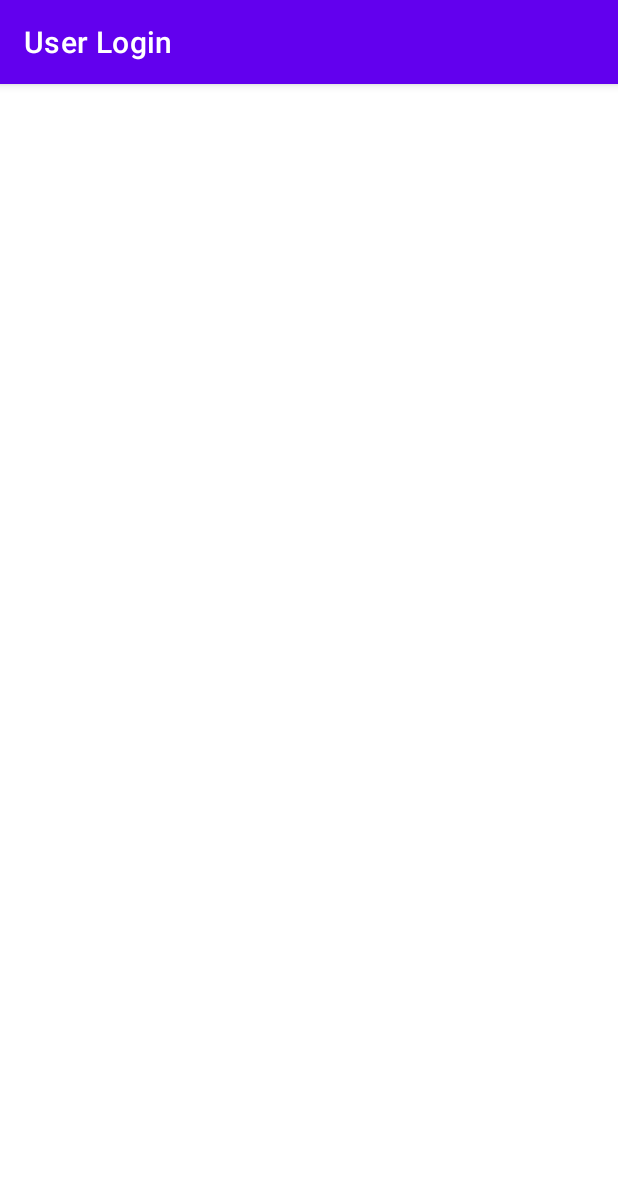
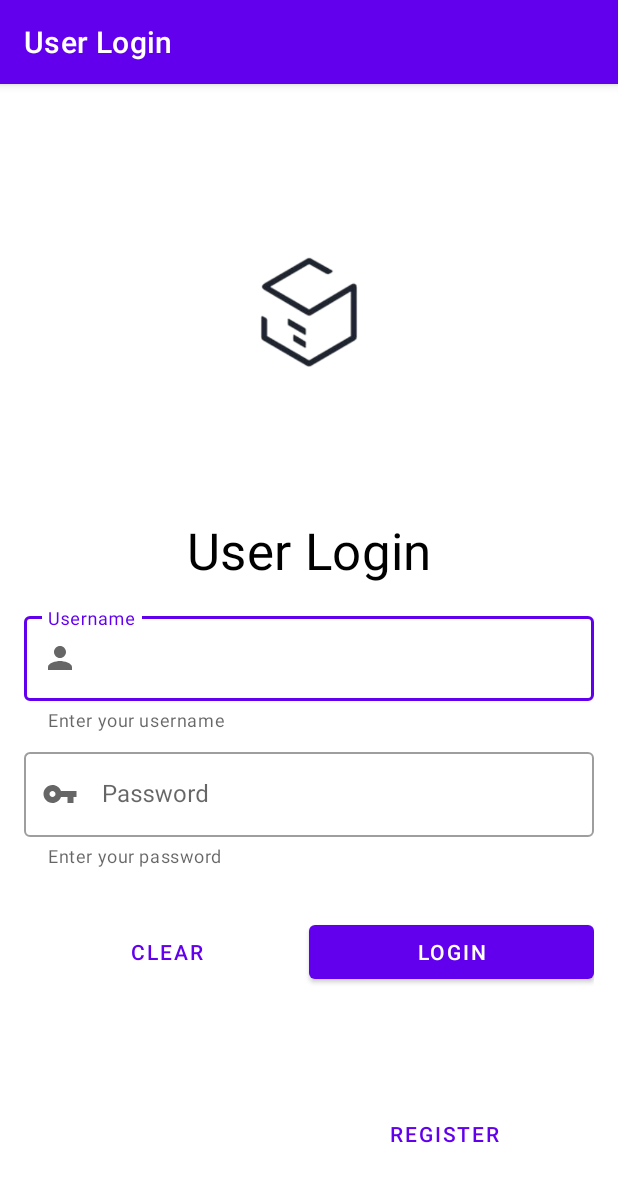
Before and after one commit to pamoenqkas/Q-Rier, an Android app: the screen it shows after launch (MainActivity), on a phone screen of 412 x 824 dp. Shown: the top 1182 px of the screen. Run offline under Robolectric (Android 15) with nearby library versions, the phone set to English and light mode, and no system bars.

Commit message:
Penambahan logic dan beberapa button aksi

```diff
--- a/app/src/main/java/com/example/q_rier/MainActivity.kt
+++ b/app/src/main/java/com/example/q_rier/MainActivity.kt
@@ -7,43 +7,55 @@ import android.view.View
 import android.widget.Button
 import androidx.constraintlayout.widget.ConstraintLayout
 import com.google.android.material.snackbar.Snackbar
+import com.google.android.material.textfield.TextInputEditText
 import com.google.android.material.textfield.TextInputLayout
 
 class MainActivity: AppCompatActivity() {
 
-    private lateinit var inputUsername: TextInputLayout
-    private lateinit var inputPassword: TextInputLayout
+    private lateinit var inputUsername: TextInputEditText
+    private lateinit var inputPassword: TextInputEditText
     private lateinit var mainLayout: ConstraintLayout
 
     override fun onCreate(savedInstanceState: Bundle?) {
         super.onCreate(savedInstanceState)
-        setContentView(R.layout.activity_home)
+        setContentView(R.layout.activity_main)
 
         // Ubah Title pada App Bar Aplikasi
         setTitle("User Login")
 
+        val btnRegister : Button = findViewById(R.id.btnRegister)
+        btnRegister.setOnClickListener(View.OnClickListener {
+            val intent = Intent(this, RegisterActivity::class.java)
+            startActivity(intent)
+        })
+
         // Menghubungkan variabel dengan view
-        inputUsername = findViewById(R.id.inputLayoutUsername)
-        inputPassword = findViewById(R.id.inputLayoutPassword)
+        inputUsername = findViewById(R.id.inputLayoutUsernameLogin)
+        inputPassword = findViewById(R.id.inputLayoutPasswordLogin)
         mainLayout = findViewById(R.id.mainLayout)
         val btnClear: Button = findViewById(R.id.btnClear)
         val btnLogin: Button = findViewById(R.id.btnLogin)
 
         // Aksi btnClear ketika di klik
         btnClear.setOnClickListener {  // Mengkosongkan Input
-            inputUsername.getEditText()?.setText("")
-            inputPassword.getEditText()?.setText("")
+            inputUsername.setText("")
+            inputPassword.setText("")
 
             // Memunculkan SnackBar
             Snackbar.make(mainLayout, "Text Cleared Succes", Snackbar.LENGTH_LONG).show()
         }
 
+        val bundle = intent.extras
+        if (bundle != null){
+            inputUsername.setText(bundle.getString("username"))
+        }
+
         // Aksi pada btnLogin
         btnLogin.setOnClickListener(View.OnClickListener {
             var checkLogin = false
-            val username: String = inputUsername.getEditText()?.getText().toString()
-            val password: String = inputPassword.getEditText()?.getText().toString()
-
+            val username: String = inputUsername.text.toString()
+            val password: String = inputPassword.text.toString()
+            val bundle = intent.extras
             // Pengecekan apakah Inputan Username kosong
             if (username.isEmpty()) {
                 inputUsername.setError("Username must be filled !")
@@ -56,11 +68,20 @@ class MainActivity: AppCompatActivity() {
                 checkLogin = false
             }
 
+            if (bundle != null){
+                if(
+                    username == bundle.getString("username") && password == bundle.getString("password")
+                )
+                    checkLogin = true
+            }
+
             // Ganti Password dengan NPM
             if (username == "user" && password == "1234") checkLogin = true
+
             if (!checkLogin) return@OnClickListener
             val moveHome = Intent(this@MainActivity, HomeActivity::class.java)
             startActivity(moveHome)
+
         })
     }
 }
--- a/app/src/main/res/layout/activity_main.xml
+++ b/app/src/main/res/layout/activity_main.xml
@@ -29,6 +29,19 @@
         app:layout_constraintStart_toStartOf="@+id/imageView"
         app:layout_constraintTop_toBottomOf="@+id/imageView" />
 
+    <com.google.android.material.button.MaterialButton
+        android:id="@+id/btnRegister"
+        style="@style/Widget.MaterialComponents.Button.TextButton"
+        android:layout_width="wrap_content"
+        android:layout_height="wrap_content"
+        android:layout_marginEnd="44dp"
+        android:layout_marginBottom="44dp"
+        android:text="Register"
+        app:layout_constraintBottom_toBottomOf="parent"
+        app:layout_constraintEnd_toEndOf="parent"
+        app:layout_constraintHorizontal_bias="0.902"
+        app:layout_constraintStart_toStartOf="parent" />
+
     <LinearLayout
         android:id="@+id/linearLayout2"
         android:layout_width="match_parent"
@@ -51,6 +64,7 @@
             app:helperText="Enter your username">
 
             <com.google.android.material.textfield.TextInputEditText
+                android:id="@+id/inputLayoutUsernameLogin"
                 android:layout_width="match_parent"
                 android:layout_height="wrap_content"
                 android:inputType="text"/>
@@ -68,6 +82,7 @@
             app:helperText="Enter your password">
 
             <com.google.android.material.textfield.TextInputEditText
+                android:id="@+id/inputLayoutPasswordLogin"
                 android:layout_width="match_parent"
                 android:layout_height="wrap_content"
                 android:inputType="textPassword"
--- a/app/src/main/res/layout/activity_register.xml
+++ b/app/src/main/res/layout/activity_register.xml
@@ -49,6 +49,7 @@
             app:startIconDrawable="@drawable/ic_person_24"
             android:layout_marginBottom="8dp" >
             <com.google.android.material.textfield.TextInputEditText
+                android:id="@+id/inputLayoutUsernameRegister"
                 android:layout_width="match_parent"
                 android:layout_height="wrap_content"
                 android:inputType="text"
@@ -64,6 +65,7 @@
             app:errorEnabled="true"
             app:startIconDrawable="@drawable/ic_lock_24">
             <com.google.android.material.textfield.TextInputEditText
+                android:id="@+id/inputLayoutPasswordRegister"
                 android:layout_width="match_parent"
                 android:layout_height="wrap_content"
                 android:inputType="textPassword"
@@ -80,6 +82,7 @@
             app:startIconDrawable="@drawable/ic_email_24"
             android:layout_marginBottom="8dp" >
             <com.google.android.material.textfield.TextInputEditText
+                android:id="@+id/inputLayoutEmailRegister"
                 android:layout_width="match_parent"
                 android:layout_height="wrap_content"
                 android:inputType="text"
@@ -96,6 +99,7 @@
             app:startIconDrawable="@drawable/ic_date_24"
             android:layout_marginBottom="8dp" >
             <com.google.android.material.textfield.TextInputEditText
+                android:id="@+id/inputLayoutTanggalLahirRegister"
                 android:layout_width="match_parent"
                 android:layout_height="wrap_content"
                 android:inputType="date"
@@ -112,6 +116,7 @@
             app:startIconDrawable="@drawable/ic_phone_android_24"
             android:layout_marginBottom="8dp" >
             <com.google.android.material.textfield.TextInputEditText
+                android:id="@+id/inputLayoutPhoneNumberRegister"
                 android:layout_width="match_parent"
                 android:layout_height="wrap_content"
                 android:inputType="number"
```
Also changed, not shown: app/src/main/java/com/example/q_rier/RegisterActivity.kt (+18 -19 lines).
